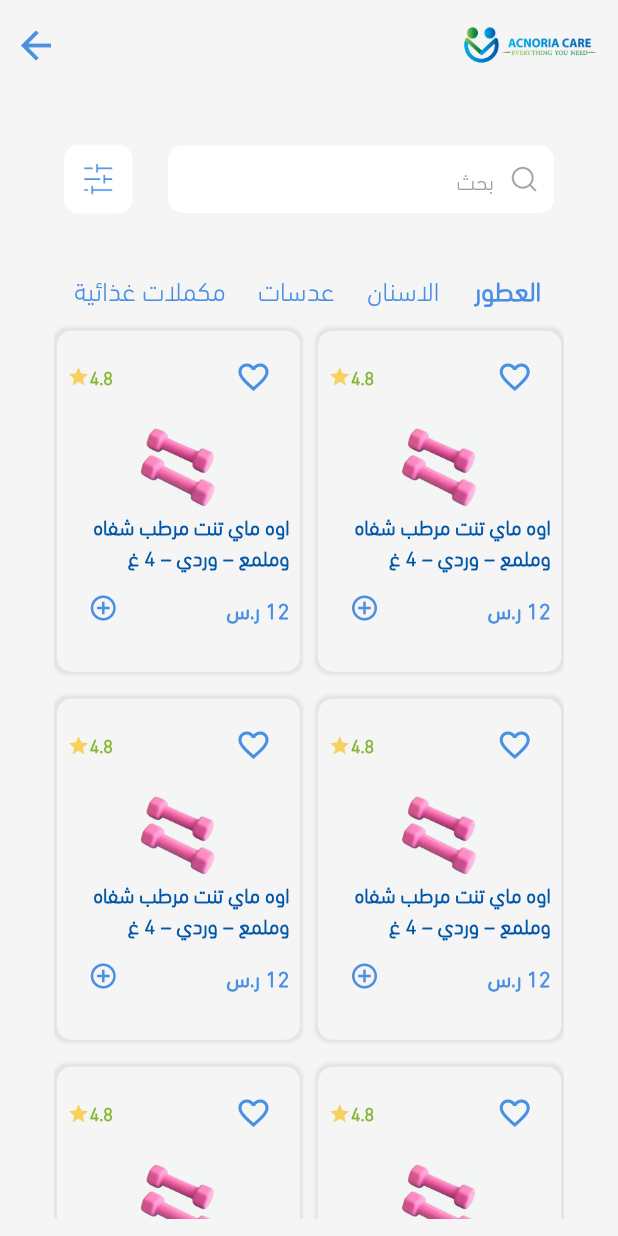
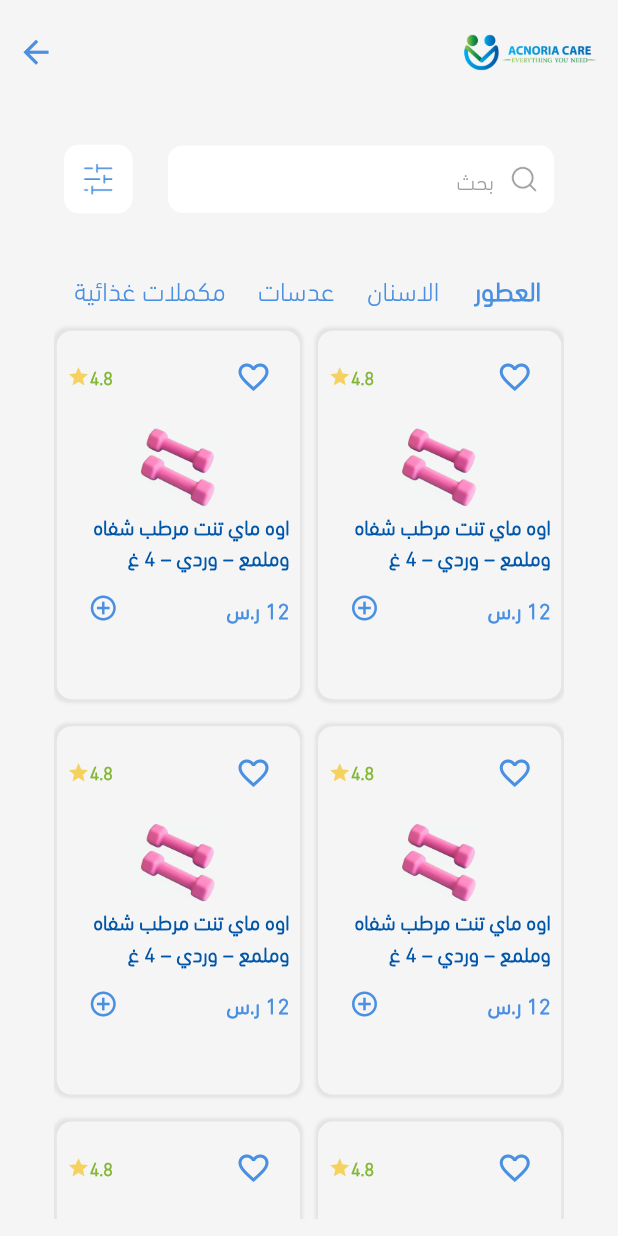
Before and after one commit to EbrahimMShaaban/acnoria, a Flutter app: the Categories screen opened directly, on a phone screen of 412 x 824 dp. Run offline on Flutter 3.47's test engine with Material 2 defaults, Android fonts, the phone set to English and light mode, and no system bars; our stand-ins replace dio, flutter_bloc, flutter_screenutil, pin_code_fields, shared_preferences, smooth_page_indicator; missing offline and left inert: flutter_multi_select_items; accounts and stored records are empty.

Commit message:
product item style

```diff
--- a/lib/features/registration/pin/confirmSceen.dart
+++ b/lib/features/registration/pin/confirmSceen.dart
@@ -8,6 +8,8 @@ import 'package:acnoria/shared/components/navigator.dart';
 import 'package:acnoria/shared/styles/colors.dart';
 import 'package:acnoria/shared/styles/styles.dart';
 import 'package:flutter/material.dart';
+
+import '../../../shared/styles/images.dart';
 class ConfirmSceen extends StatefulWidget {
   const ConfirmSceen({Key? key}) : super(key: key);
 
@@ -40,7 +42,7 @@ class _ConfirmSceenState extends State<ConfirmSceen> {
             crossAxisAlignment: CrossAxisAlignment.center,
             mainAxisAlignment: MainAxisAlignment.center,
             children: [
-              Image.asset("assets/images/ConfirmSceen.png",height: 200,),
+              Image.asset(AppImages.confirmsceen,height: 200,),
               Text("تم التأكد من الرمز بنجاح ",style: AppTextStyles.boldtitles,)
             ],
           ),
--- a/lib/features/search/categories.dart
+++ b/lib/features/search/categories.dart
@@ -113,10 +113,10 @@ class Categories extends StatelessWidget {
             ),
             Expanded(
               child: GridView.builder(
-                shrinkWrap: true,
-                physics: NeverScrollableScrollPhysics(),
+               // shrinkWrap: true,
+              //  physics: NeverScrollableScrollPhysics(),
                 gridDelegate: SliverGridDelegateWithFixedCrossAxisCount(
-                    childAspectRatio: 0.7,
+                    childAspectRatio: 0.65,
 
                     // mainAxisExtent: 100,
                     mainAxisSpacing: 8,
--- a/lib/features/search/widgets/appbar.dart
+++ b/lib/features/search/widgets/appbar.dart
@@ -8,21 +8,25 @@ PreferredSizeWidget AppSearchBar(BuildContext context) {
   return AppBar(
     backgroundColor: AppColors.materialGrey,
     leading: Padding(
-      padding: const EdgeInsets.only(right: 15),
+      padding: const EdgeInsets.only(right: 15,top:10 ),
       child: Image.asset(
         AppImages.logo,
       ),
     ),
     leadingWidth: MediaQueryHelper.sizeFromWidth(context, 4),
     actions: [
-      IconButton(
+      Padding(
+        padding: const EdgeInsets.only(top: 10),
+        child: IconButton(
             onPressed: () {
               Navigator.pop(context);
             },
             icon: Icon(
               Icons.arrow_back,
+              size: 25,
               textDirection: TextDirection.ltr,
-          ))
+            )),
+      )
     ],
   );
 }
--- a/lib/shared/styles/images.dart
+++ b/lib/shared/styles/images.dart
@@ -26,4 +26,5 @@ class AppImages {
   static const String img = 'assets/images/image.png';
   static const String barvan = 'assets/images/barvan.png';
   static const String food = 'assets/images/food.png';
+  static const String confirmsceen = 'assets/images/confirmsceen.png';
 }
```
Also changed, not shown: lib/features/Home/view.dart (+5 -4 lines), assets/images/confirmsceen.png (renamed from assets/images/confirmSceen.png). Lines whose indentation alone changed are shown as unchanged.
